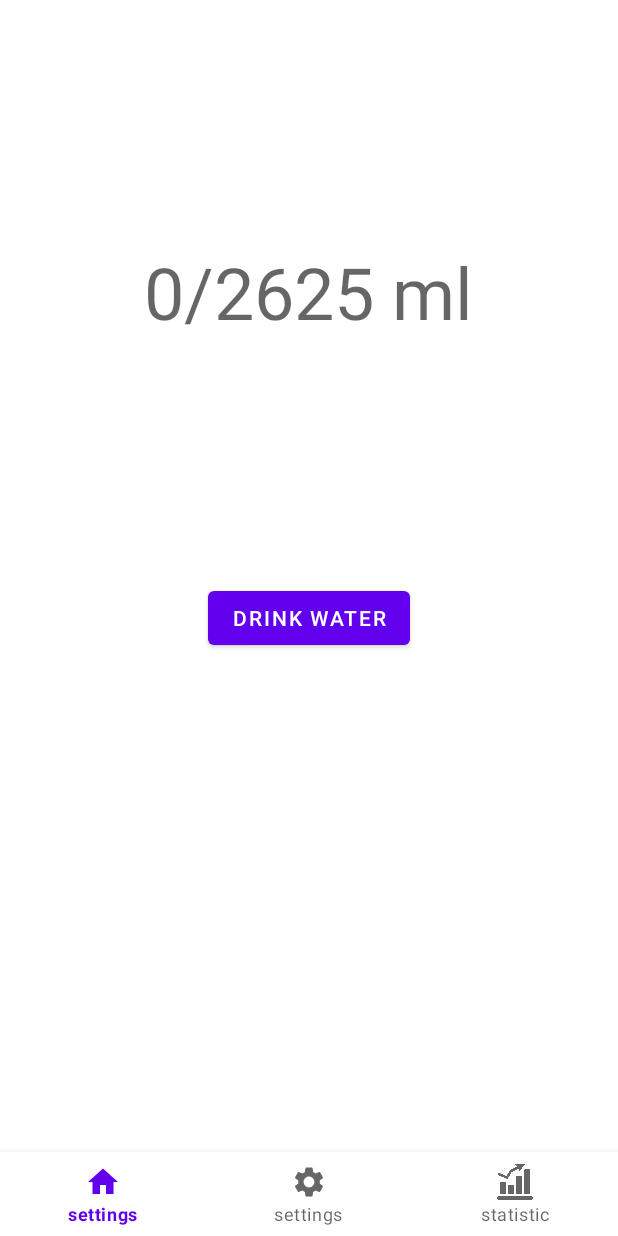
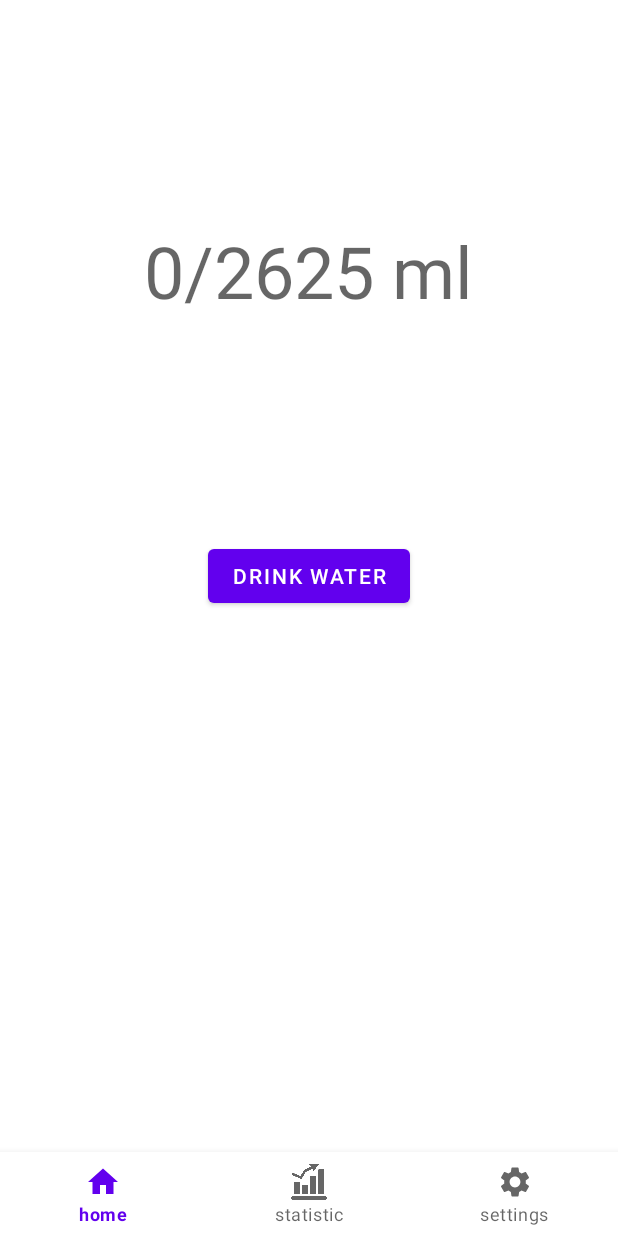
Before and after one commit to MarAndr/water-balance-app, an Android app: the screen it shows after launch (MainActivity before the commit, NotFirstRunActivity after it), after a tap on "OK", on a phone screen of 412 x 824 dp. Run offline under Robolectric (Android 15) with nearby library versions, the light colour scheme and no system bars; our stand-ins replace Room's generated code, Timber, navigation-ui; libraries missing offline, so code that uses them is left out: com.jakewharton.threetenabp; 4 statements that could not run were skipped.

Commit message:
renew bottom navigation

```diff
--- /dev/null
+++ b/app/src/main/java/com/example/mywaterapp/FirstRunActivity.kt
@@ -0,0 +1,20 @@
+package com.example.mywaterapp
+
+import android.os.Bundle
+import android.os.PersistableBundle
+import androidx.appcompat.app.AppCompatActivity
+
+class FirstRunActivity: AppCompatActivity() {
+    override fun onCreate(savedInstanceState: Bundle?) {
+        super.onCreate(savedInstanceState)
+        setContentView(R.layout.activity_first_run)
+        addFragment()
+    }
+
+
+    private fun addFragment(){
+        supportFragmentManager.beginTransaction()
+                .add(R.id.frameLayout_firstRunActivity, FragmentStartOptions())
+                .commit()
+    }
+}
--- a/app/src/main/java/com/example/mywaterapp/FragmentStartOptions.kt
+++ b/app/src/main/java/com/example/mywaterapp/FragmentStartOptions.kt
@@ -1,5 +1,6 @@
 package com.example.mywaterapp
 
+import android.content.Intent
 import android.os.Bundle
 import androidx.fragment.app.viewModels
 import androidx.navigation.fragment.findNavController
@@ -24,7 +25,9 @@ class FragmentStartOptions: ViewBindingFragment<FragmentOptionBinding>(FragmentO
 
             viewModel.saveWaterBalanceNormInSharedPreferences(getRadioButtonValue(), if (::weightChoiced.isInitialized) weightChoiced.toInt() else 75)
 
-            findNavController().navigate(R.id.action_fragmentStartOptions_to_mainFragment)
+            Intent(requireContext(), StartActivity::class.java).also {
+                startActivity(it)
+            }
         }
     }
 
--- a/app/src/main/java/com/example/mywaterapp/MainActivity.kt
+++ /dev/null
@@ -1,19 +0,0 @@
-package com.example.mywaterapp
-
-import android.os.Bundle
-import com.google.android.material.bottomnavigation.BottomNavigationView
-import androidx.appcompat.app.AppCompatActivity
-import androidx.navigation.findNavController
-import androidx.navigation.ui.AppBarConfiguration
-import androidx.navigation.ui.setupActionBarWithNavController
-import androidx.navigation.ui.setupWithNavController
-
-class MainActivity : AppCompatActivity() {
-
-    override fun onCreate(savedInstanceState: Bundle?) {
-        super.onCreate(savedInstanceState)
-//        setTheme(R.style.Theme_MyWaterApp)
-        setContentView(R.layout.activity_main)
-
-    }
-}
--- /dev/null
+++ b/app/src/main/java/com/example/mywaterapp/NotFirstRunActivity.kt
@@ -0,0 +1,25 @@
+package com.example.mywaterapp
+
+import android.os.Bundle
+import androidx.appcompat.app.AppCompatActivity
+import androidx.navigation.findNavController
+import androidx.navigation.ui.setupWithNavController
+import com.example.mywaterapp.utils.SavingSPHelper
+import com.google.android.material.bottomnavigation.BottomNavigationView
+
+
+class NotFirstRunActivity : AppCompatActivity() {
+
+
+
+    override fun onCreate(savedInstanceState: Bundle?) {
+        super.onCreate(savedInstanceState)
+        SavingSPHelper.initHelper(this)
+//        setTheme(R.stylme.Theme_MyWaterApp)
+        setContentView(R.layout.activity_not_first_run)
+        val navView: BottomNavigationView = findViewById(R.id.bottom_navigation)
+        val navController = findNavController(R.id.fragment)
+        navView.setupWithNavController(navController)
+
+    }
+}
--- a/app/src/main/java/com/example/mywaterapp/SettingsFragment.kt
+++ b/app/src/main/java/com/example/mywaterapp/SettingsFragment.kt
@@ -21,7 +21,7 @@ class SettingsFragment: ViewBindingFragment<FragmentSettingsBinding>(FragmentSet
     override fun onActivityCreated(savedInstanceState: Bundle?) {
         super.onActivityCreated(savedInstanceState)
         binding.tvSettingsFragmentScheduleReminder.setOnClickListener {
-        findNavController().navigate(R.id.action_settingsFragment_to_scheduleReminderFragment)
+        findNavController().navigate(R.id.action_settingsFragment2_to_scheduleReminderFragment2)
         }
         binding.tvSettingsFragmentGenderCurrentValue.text = SavingSPHelper.spUserSettings.getString(SavingSPHelper.USER_GENDER, "Male")
         binding.tvSettingsFragmentWeightCurrentValue.text =
--- /dev/null
+++ b/app/src/main/java/com/example/mywaterapp/StartActivity.kt
@@ -0,0 +1,41 @@
+package com.example.mywaterapp
+
+import android.content.Intent
+import android.os.Bundle
+import android.os.PersistableBundle
+import androidx.activity.viewModels
+import androidx.appcompat.app.AppCompatActivity
+import androidx.navigation.findNavController
+import androidx.navigation.ui.setupWithNavController
+import com.example.mywaterapp.utils.SavingSPHelper
+import com.google.android.material.bottomnavigation.BottomNavigationView
+import timber.log.Timber
+
+class StartActivity: AppCompatActivity() {
+
+    private val viewModel: WaterBalanceViewModel by viewModels()
+
+    override fun onCreate(savedInstanceState: Bundle?) {
+        super.onCreate(savedInstanceState)
+        SavingSPHelper.initHelper(this)
+        viewModel.checkIsItFirstRun()
+        observeLiveData()
+        setContentView(R.layout.activity_start)
+    }
+
+    private fun observeLiveData() {
+        viewModel.isItFirstRun.observe(this){ isFirstRun ->
+            if (isFirstRun){
+                Timber.d("first run")
+                Intent(this, FirstRunActivity::class.java).also {
+                    startActivity(it)
+                }
+            }else{
+                Timber.d("not first run")
+                Intent(this, NotFirstRunActivity::class.java).also {
+                    startActivity(it)
+                }
+            }
+        }
+    }
+}
--- a/app/src/main/res/layout/activity_main.xml
+++ /dev/null
@@ -1,21 +0,0 @@
-<?xml version="1.0" encoding="utf-8"?>
-<androidx.constraintlayout.widget.ConstraintLayout xmlns:android="http://schemas.android.com/apk/res/android"
-    xmlns:app="http://schemas.android.com/apk/res-auto"
-    xmlns:tools="http://schemas.android.com/tools"
-    android:id="@+id/container"
-    android:layout_width="match_parent"
-    android:layout_height="match_parent"
-    >
-
-    <fragment
-        android:id="@+id/fragment"
-        android:name="androidx.navigation.fragment.NavHostFragment"
-        android:layout_width="0dp"
-        android:layout_height="match_parent"
-        app:defaultNavHost="true"
-        app:layout_constraintEnd_toEndOf="parent"
-        app:layout_constraintStart_toStartOf="parent"
-        app:layout_constraintTop_toTopOf="parent"
-        app:navGraph="@navigation/main_nav" />
-
-</androidx.constraintlayout.widget.ConstraintLayout>
--- /dev/null
+++ b/app/src/main/res/layout/activity_not_first_run.xml
@@ -0,0 +1,38 @@
+<?xml version="1.0" encoding="utf-8"?>
+<androidx.constraintlayout.widget.ConstraintLayout xmlns:android="http://schemas.android.com/apk/res/android"
+    xmlns:app="http://schemas.android.com/apk/res-auto"
+    xmlns:tools="http://schemas.android.com/tools"
+    android:id="@+id/container"
+    android:layout_width="match_parent"
+    android:layout_height="match_parent"
+    >
+
+    <FrameLayout
+        android:id="@+id/frameLayout_mainActivity_firstRun"
+        android:layout_width="match_parent"
+        android:layout_height="match_parent"/>
+
+    <fragment
+        android:id="@+id/fragment"
+        android:name="androidx.navigation.fragment.NavHostFragment"
+        android:layout_width="match_parent"
+        android:layout_height="0dp"
+        app:defaultNavHost="true"
+        app:layout_constraintBottom_toTopOf="@+id/bottom_navigation"
+        app:layout_constraintEnd_toEndOf="parent"
+        app:layout_constraintStart_toStartOf="parent"
+        app:layout_constraintTop_toTopOf="parent"
+        app:navGraph="@navigation/mobile_navigation" />
+
+    <com.google.android.material.bottomnavigation.BottomNavigationView
+        android:id="@+id/bottom_navigation"
+        android:layout_width="0dp"
+        android:layout_height="wrap_content"
+        app:layout_constraintTop_toBottomOf="@+id/fragment"
+        app:layout_constraintEnd_toEndOf="parent"
+        app:layout_constraintBottom_toBottomOf="parent"
+        app:layout_constraintStart_toStartOf="parent"
+        app:menu="@menu/bottom_navigation_menu" />
+
+
+</androidx.constraintlayout.widget.ConstraintLayout>
--- /dev/null
+++ b/app/src/main/res/layout/activity_start.xml
@@ -0,0 +1,6 @@
+<?xml version="1.0" encoding="utf-8"?>
+<androidx.constraintlayout.widget.ConstraintLayout
+    xmlns:android="http://schemas.android.com/apk/res/android" android:layout_width="match_parent"
+    android:layout_height="match_parent">
+
+</androidx.constraintlayout.widget.ConstraintLayout>
--- a/app/src/main/res/layout/fragment_main.xml
+++ b/app/src/main/res/layout/fragment_main.xml
@@ -64,13 +64,5 @@
         app:layout_constraintStart_toStartOf="parent"
         app:layout_constraintTop_toTopOf="parent" />
 
-    <com.google.android.material.bottomnavigation.BottomNavigationView
-        app:layout_constraintBottom_toBottomOf="parent"
-        android:id="@+id/bottom_navigation"
-        android:layout_width="0dp"
-        android:layout_height="wrap_content"
-        app:layout_constraintEnd_toEndOf="parent"
-        app:layout_constraintStart_toStartOf="parent"
-        app:menu="@menu/bottom_navigation_menu" />
 
 </androidx.constraintlayout.widget.ConstraintLayout>
--- a/app/src/main/res/layout/fragment_settings.xml
+++ b/app/src/main/res/layout/fragment_settings.xml
@@ -2,11 +2,11 @@
 <androidx.constraintlayout.widget.ConstraintLayout xmlns:android="http://schemas.android.com/apk/res/android"
     xmlns:app="http://schemas.android.com/apk/res-auto"
     android:layout_width="match_parent"
-    android:padding="16dp"
     android:layout_height="match_parent"
     xmlns:tools="http://schemas.android.com/tools">
 
     <androidx.core.widget.NestedScrollView
+        android:padding="16dp"
         android:id="@+id/nestedScrollView"
         android:layout_width="match_parent"
         android:layout_height="match_parent"
@@ -84,4 +84,7 @@
 
 
 
+
+
+
 </androidx.constraintlayout.widget.ConstraintLayout>
--- a/app/src/main/res/menu/bottom_navigation_menu.xml
+++ b/app/src/main/res/menu/bottom_navigation_menu.xml
@@ -3,20 +3,20 @@
     xmlns:app="http://schemas.android.com/apk/res-auto">
 
     <item
-        android:id="@+id/bottom_navigation_home"
+        android:id="@+id/mainFragment2"
         android:icon="@drawable/ic_baseline_home"
-        android:title="settings"
+        android:title="home"
         app:showAsAction="always" />
 
     <item
-        android:id="@+id/bottom_navigation_settings"
+        android:id="@+id/statisticFragment2"
+        android:icon="@drawable/stat"
+        android:title="statistic"
+        app:showAsAction="always" />
+
+    <item
+        android:id="@+id/settingsFragment2"
         android:icon="@drawable/ic_baseline_settings"
         android:title="settings"
         app:showAsAction="always" />
-
-    <item
-        android:id="@+id/bottom_navigation_statistic"
-        android:icon="@drawable/stat"
-        android:title="statistic"
-        app:showAsAction="always" />
 </menu>
--- a/app/src/main/res/navigation/mobile_navigation.xml
+++ b/app/src/main/res/navigation/mobile_navigation.xml
@@ -2,4 +2,26 @@
 <navigation xmlns:android="http://schemas.android.com/apk/res/android"
     xmlns:app="http://schemas.android.com/apk/res-auto"
     xmlns:tools="http://schemas.android.com/tools"
-    android:id="@+id/mobile_navigation"/>
+    android:id="@+id/mobile_navigation"
+    app:startDestination="@id/mainFragment2">
+    <fragment
+        android:id="@+id/mainFragment2"
+        android:name="com.example.mywaterapp.MainFragment"
+        android:label="MainFragment" />
+    <fragment
+        android:id="@+id/statisticFragment2"
+        android:name="com.example.mywaterapp.statistic.StatisticFragment"
+        android:label="StatisticFragment" />
+    <fragment
+        android:id="@+id/settingsFragment2"
+        android:name="com.example.mywaterapp.SettingsFragment"
+        android:label="SettingsFragment" >
+        <action
+            android:id="@+id/action_settingsFragment2_to_scheduleReminderFragment2"
+            app:destination="@id/scheduleReminderFragment2" />
+    </fragment>
+    <fragment
+        android:id="@+id/scheduleReminderFragment2"
+        android:name="com.example.mywaterapp.alarmManager.ScheduleReminderFragment"
+        android:label="ScheduleReminderFragment" />
+</navigation>
--- a/app/src/main/res/values/themes.xml
+++ b/app/src/main/res/values/themes.xml
@@ -1,6 +1,6 @@
 <resources xmlns:tools="http://schemas.android.com/tools">
     <!-- Base application theme. -->
-    <style name="Theme.MyWaterApp" parent="Theme.MaterialComponents.Light.NoActionBar">
+    <style name="Theme.MyWaterApp" parent="Theme.MaterialComponents.DayNight.NoActionBar">
         <!-- Primary brand color. -->
         <item name="colorPrimary">@color/purple_500</item>
         <item name="colorPrimaryVariant">@color/purple_700</item>
```
Also changed, not shown: app/build.gradle (+4 -4 lines), app/src/main/AndroidManifest.xml (+11 -2 lines), app/src/main/java/com/example/mywaterapp/MainFragment.kt (+13 -13 lines), app/src/main/res/layout/activity_first_run.xml (added, +11 -0 lines), app/src/main/res/layout/fragment_statistic.xml (+0 -8 lines).
